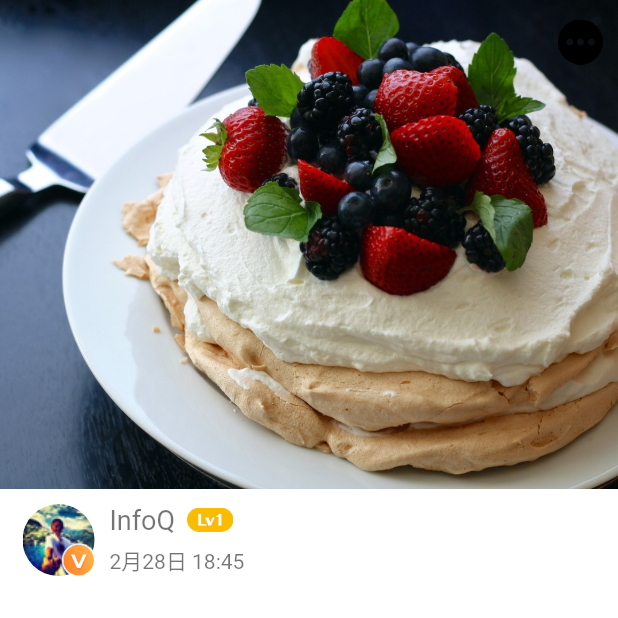
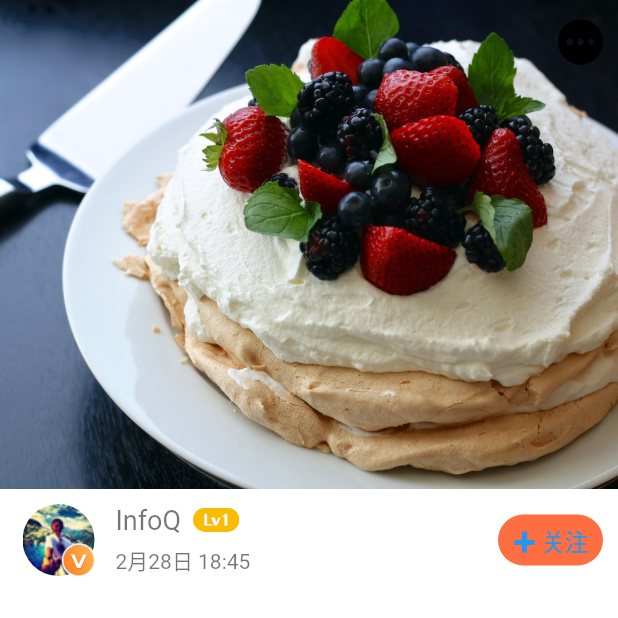
Before and after one commit to lihuichaoo/DianpingFlutterDemo, a Flutter app: the screen it shows after launch, on a phone screen of 412 x 824 dp, the top half of it. Run offline on Flutter 3.47's test engine with Material 2 defaults, Android fonts, the light colour scheme and no system bars.

Commit message:
add follow

```diff
--- a/lib/main.dart
+++ b/lib/main.dart
@@ -18,6 +18,10 @@ class MyApp extends StatelessWidget {
 
   void _morePressed(TapUpDetails details) {
     print('more pressed');
+  }
+
+  void _followPressed() {
+    print('follow pressed');
   }
 
   Widget buildHomePage(String title) {
@@ -57,7 +61,7 @@ class MyApp extends StatelessWidget {
                 child: Row(
                   children: <Widget>[
                     Container(
-                      padding: const EdgeInsets.fromLTRB(15, 0, 10, 0),
+                      padding: const EdgeInsets.fromLTRB(15, 0, 14, 0),
                       child: Stack(
                         children: <Widget>[
                           ClipRRect(
@@ -106,6 +110,28 @@ class MyApp extends StatelessWidget {
                         ),
                       ],
                     ),
+                    Expanded(
+                      child: Align(
+                        alignment: Alignment.centerRight,
+                        child: Container(
+                          padding: const EdgeInsets.fromLTRB(0, 0, 10, 0),
+                          width: 80,
+                          height: 34,
+                          child: CupertinoButton(
+                              padding: const EdgeInsets.all(0),
+                              color: Colors.deepOrangeAccent,
+                              borderRadius: BorderRadius.circular(20),
+                              child: Text(
+                                  '✚ 关注',
+                                style: TextStyle(
+                                  fontSize: 16,
+                                ),
+                              ),
+                              onPressed: _followPressed,
+                          ),
+                        ),
+                      ),
+                    ),
                   ],
                 ),
               ),
```
